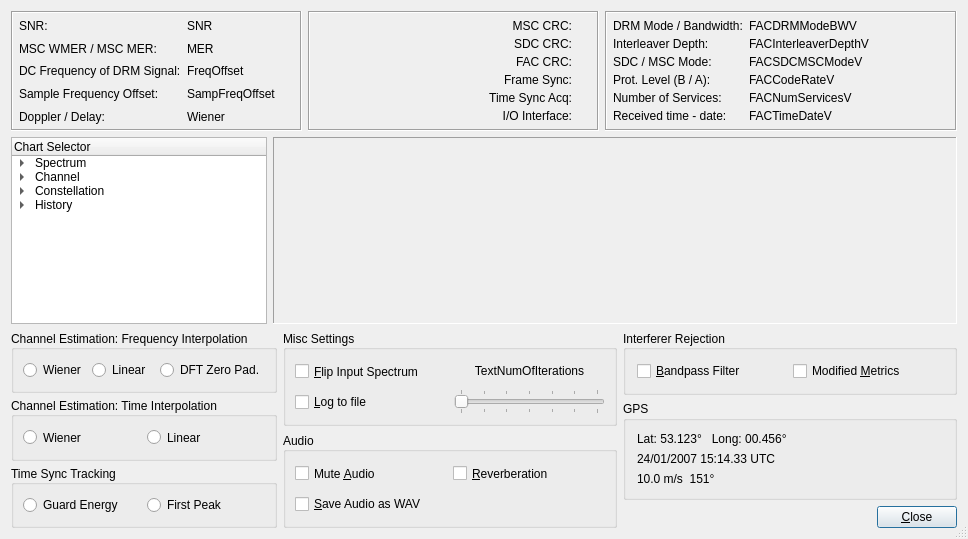
First picture: the form in dream/src/GUI-QT/systemevalDlgbase.ui, repository mmjee/dream-patched, before the edit.
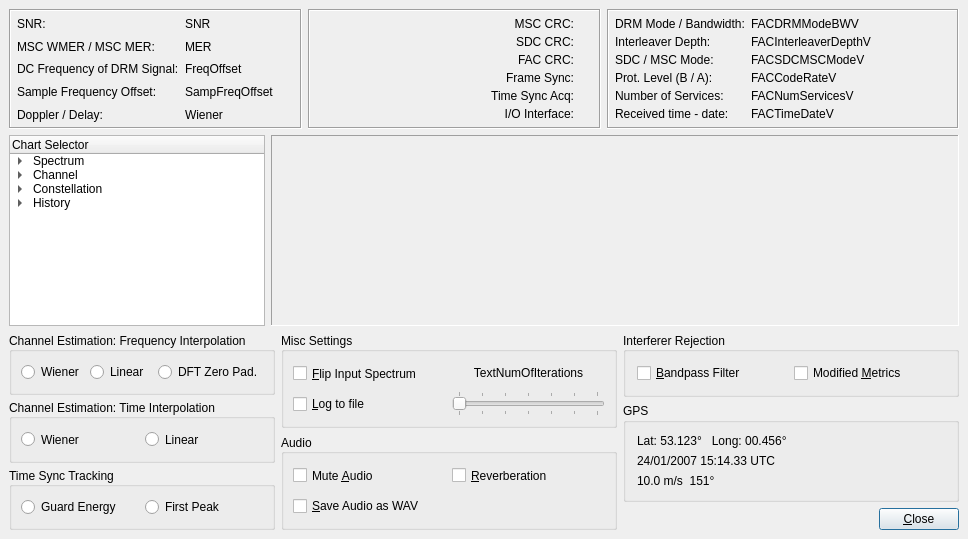
Second picture: the form after the edit. Icons and pictures are not drawn. Custom widgets are drawn as their Qt base class.

Commit message: The new window class

What changed in the file:
```diff
--- a/dream/src/GUI-QT/systemevalDlgbase.ui
+++ b/dream/src/GUI-QT/systemevalDlgbase.ui
@@ -1,7 +1,7 @@
 <?xml version="1.0" encoding="UTF-8"?>
 <ui version="4.0">
  <class>SystemEvaluationWindow</class>
- <widget class="QDialog" name="SystemEvaluationWindow">
+ <widget class="QMainWindow" name="SystemEvaluationWindow">
   <property name="geometry">
    <rect>
     <x>0</x>
@@ -17,9 +17,7 @@
    <iconset resource="res/icons.qrc">
     <normaloff>:/icons/MainIcon.svg</normaloff>:/icons/MainIcon.svg</iconset>
   </property>
-  <property name="sizeGripEnabled">
-   <bool>true</bool>
-  </property>
+  <widget class="QWidget" name="centralwidget">
   <layout class="QVBoxLayout" name="verticalLayout">
    <item>
     <layout class="QHBoxLayout">
@@ -1728,6 +1726,7 @@
     </layout>
    </item>
   </layout>
+  </widget>
  </widget>
  <customwidgets>
   <customwidget>
```
The commit also changes 33 other files.
